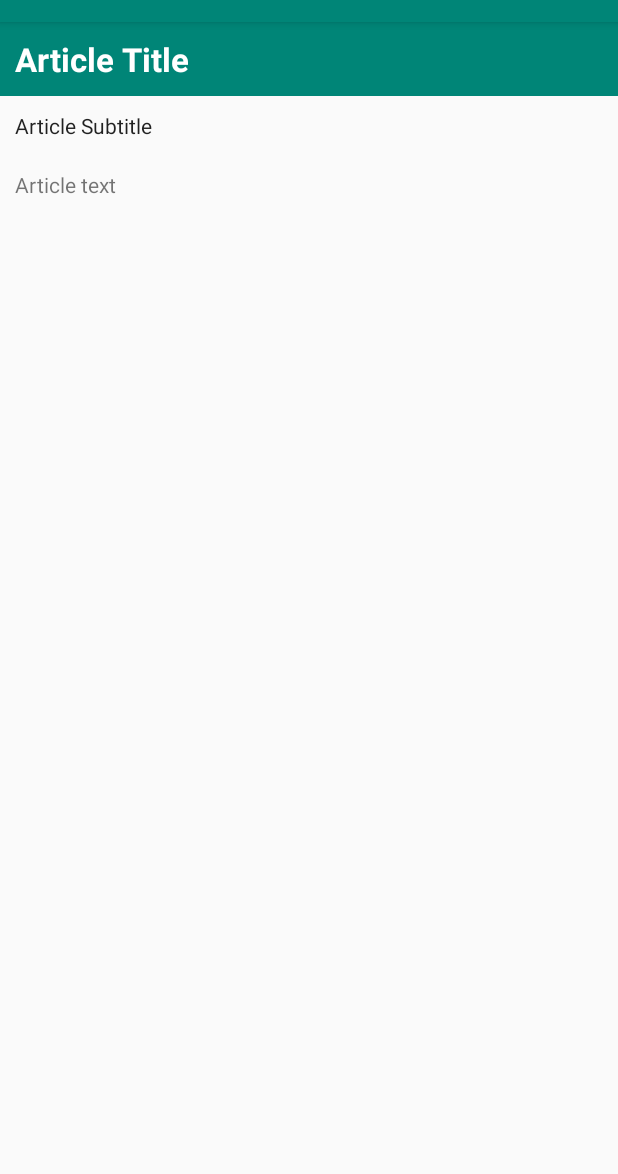
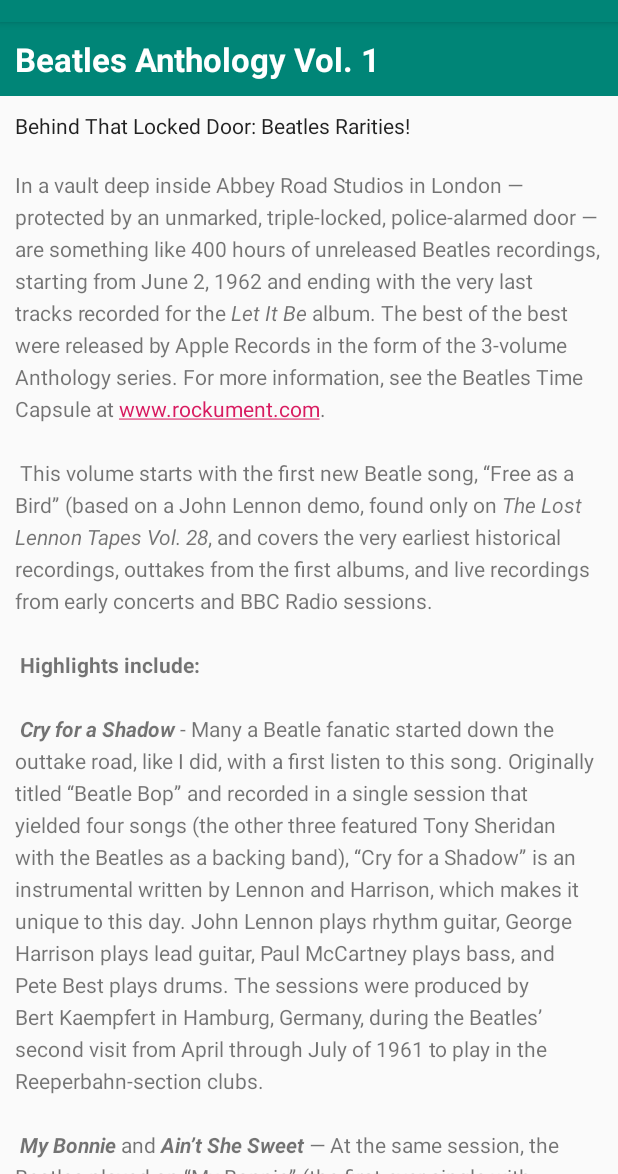
Before and after one commit to koolrik/MADExercises, an Android app: the screen it shows after launch (MainActivity), on a phone screen of 412 x 824 dp, the part 62-1236 px from its top. Run offline under Robolectric (Android 15) with nearby library versions, the phone set to English and light mode, and no system bars.

```diff
--- a/Week1/ScrollingText/app/src/main/res/layout/activity_main.xml
+++ b/Week1/ScrollingText/app/src/main/res/layout/activity_main.xml
@@ -17,10 +17,26 @@
         android:textStyle="bold" />
 
     <TextView
+        android:layout_width="match_parent"
+        android:layout_height="wrap_content"
+        android:padding="@dimen/padding_regular"
+        android:textAppearance=
+            "@android:style/TextAppearance.DeviceDefault" />
+
+    <ScrollView
+        android:layout_width="wrap_content"
+        android:layout_height="wrap_content"
+        android:layout_below="@id/article_heading">
+
+        <LinearLayout
+            android:layout_width="match_parent"
+            android:layout_height="wrap_content"
+            android:orientation="vertical">
+
+            <TextView
                 android:id="@+id/article_subheading"
                 android:layout_width="match_parent"
                 android:layout_height="wrap_content"
-        android:layout_below="@id/article_heading"
                 android:padding="@dimen/padding_regular"
                 android:text="@string/article_subtitle"
                 android:textAppearance="@android:style/TextAppearance.DeviceDefault" />
@@ -29,9 +45,19 @@
                 android:id="@+id/article"
                 android:layout_width="wrap_content"
                 android:layout_height="wrap_content"
-        android:layout_below="@id/article_subheading"
+                android:autoLink="web"
                 android:lineSpacingExtra="@dimen/line_spacing"
                 android:padding="@dimen/padding_regular"
                 android:text="@string/article_text" />
 
+            <Button
+                android:id="@+id/button_comment"
+                android:layout_width="wrap_content"
+                android:layout_height="wrap_content"
+                android:text="Add Comment"
+                android:textStyle="bold" />
+        </LinearLayout>
+
+    </ScrollView>
+
 </RelativeLayout>
--- a/Week1/ScrollingText/app/src/main/res/values/strings.xml
+++ b/Week1/ScrollingText/app/src/main/res/values/strings.xml
@@ -1,6 +1,26 @@
 <resources>
     <string name="app_name">Scrolling Text</string>
-    <string name="article_subtitle">Article Subtitle</string>
-    <string name="article_title">Article Title</string>
-    <string name="article_text">Article text</string>
+    <string name="article_subtitle">Behind That Locked Door: Beatles Rarities!</string>
+    <string name="article_title">Beatles Anthology Vol. 1</string>
+    <string name="article_text">In a vault deep inside Abbey Road Studios in London — protected by an unmarked, triple-locked, police-alarmed door — are something like 400 hours of unreleased Beatles recordings, starting from June 2, 1962 and ending with the very last tracks recorded for the <i>Let It Be</i> album. The best of the best were released by Apple Records in the form of the 3-volume Anthology series.
+        For more information, see the Beatles Time Capsule at www.rockument.com.
+\n\n
+This volume starts with the first new Beatle song, “Free as a Bird” (based on a John Lennon demo, found only on <i>The Lost Lennon Tapes Vol. 28</i>, and covers the very earliest historical recordings, outtakes from the first albums, and live recordings from early concerts and BBC Radio sessions.
+\n\n
+<b>Highlights include:</b>
+\n\n
+<b><i>Cry for a Shadow</i></b> - Many a Beatle fanatic started down the outtake road, like I did, with a first listen to this song. Originally titled “Beatle Bop” and recorded in a single session that yielded four songs (the other three featured Tony Sheridan with the Beatles as a backing band), “Cry for a Shadow” is an instrumental written by Lennon and Harrison, which makes it unique to this day. John Lennon plays rhythm guitar, George Harrison plays lead guitar, Paul McCartney plays bass, and Pete Best plays drums. The sessions were produced by Bert Kaempfert in Hamburg, Germany, during the Beatles’ second visit from April through July of 1961 to play in the Reeperbahn-section clubs.
+\n\n
+<b><i>My Bonnie</i></b> and <b><i>Ain’t She Sweet</i></b> — At the same session, the Beatles played on “My Bonnie” (the first-ever single with Beatles playing), as the backing band for English singer Tony Sheridan, originally a member of the Jets. The popularity of this single in Liverpool brought the Beatles to the attention of Brian Epstein, who worked in the NEMS record store and tried to meet demand for the disc. John Lennon then sings a fine “Ain’t She Sweet” (his first-ever released vocal).
+\n\n
+<b><i>Searchin</i></b> — A Jerry Leiber - Mike Stoller comedy song that was a hit for the Coasters in 1957, and a popular live favorite of the Beatles. The Coasters also had a hit with “Besame Mucho” and the Beatles covered that song as well. Ringo Starr had by now replaced Pete Best on drums. The high falsetto is George, who also plays a hesitant lead guitar. This is from their first audition for Decca Records in London on Jan 1., 1962, live in the studio. The Grateful Dead would later cover “Searchin” with a similar arrangement, Pigpen doing the Paul vocals. A live version is available on outtake records featuring the Dead joined by the Beach Boys!
+\n\n
+<b><i>Love Me Do</i></b> — An early version of the song, played a bit slower and with more of a blues feeling, and a cool bossa-nova beat in middle. Paul had to sing while John played harmonica — a first for the group. Pete Best played drums on this version.
+\n\n
+<b><i>She Loves You – Till There Was You – Twist and Shout</i></b> — Live at the Princess Wales Theatre by Leicester Square in London, attended by the Queen. “Till There Was You” (by Meredith Wilson) is from the musical The Music Man and a hit for Peggy Lee in 1961. Before playing it, Paul said it was recorded by his favorite American group, “Sophie Tucker” (which got some laughs). At the end, John tells the people in the cheaper seats to clap their hands, and the rest to “rattle your jewelry” and then announces “Twist and Shout” (a song by Bert Russell and Phil Medley that was first recorded in 1962 by the Isley Brothers). A film of the performance shows the Queen smiling at John’s remark.
+\n\n
+<b><i>Leave My Kitten Alone</i></b> — One of the lost Beatle songs recorded during the “Beatles For Sale” sessions but never released. This song, written by Little Willie John, Titus Turner, and James McDougal, was a 1959 R&amp;B hit for Little Willie John and covered by Johnny Preston before the Beatles tried it and shelved it. A reference to a “big fat bulldog” may have influenced John’s “Hey Bulldog” (Yellow Submarine album), which is a similar rocker.
+\n\n
+<b><i>One After 909</i></b> — A song recorded for the <i>Let It Be</i> album was actually worked on way back in the beginning, six years earlier. This take shows how they did it much more slowly, with an R&amp;B feel to it.
+</string>
 </resources>
```
Lines whose indentation alone changed are shown as unchanged.
